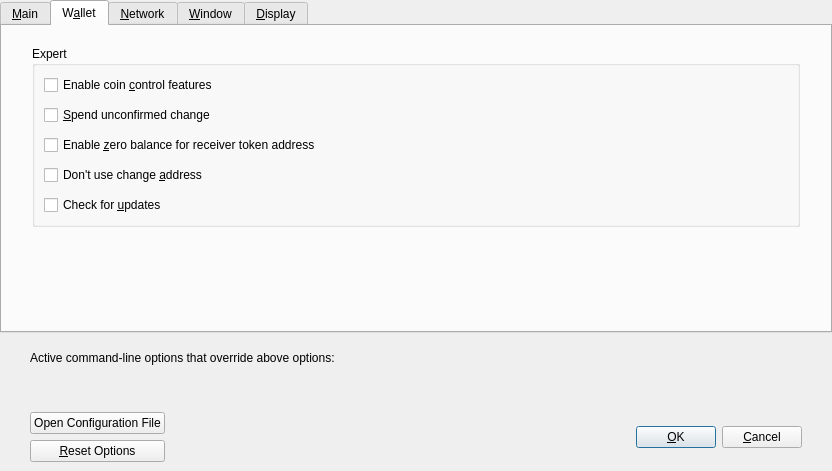
First picture: the form in src/qt/forms/optionsdialog.ui, repository FantasyGold/FantasyGold-Core, before the edit.
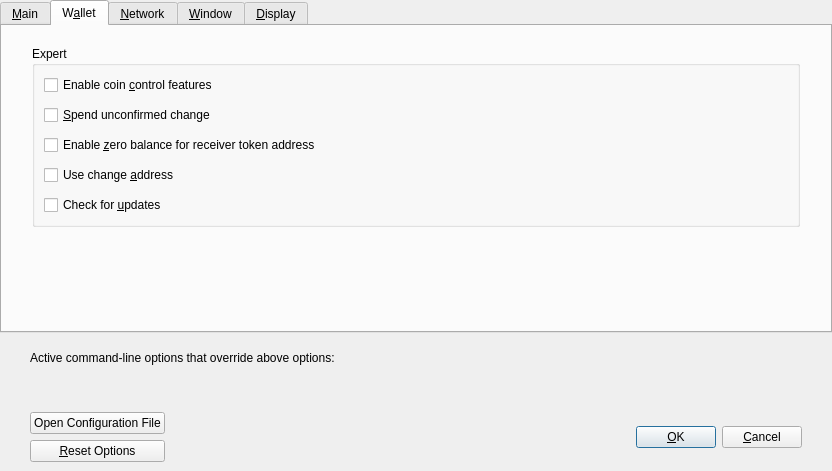
Second picture: the form after the edit. The open tabs and pages were chosen to show the change. Custom widgets are drawn as their Qt base class.

Commit message: Added evmjit, pos update for dup block and change address

Patch:
```diff
--- a/src/qt/forms/optionsdialog.ui
+++ b/src/qt/forms/optionsdialog.ui
@@ -332,7 +332,7 @@
           <item>
            <widget class="QCheckBox" name="notUseChangeAddress">
             <property name="text">
-             <string>Don't use change &amp;address</string>
+             <string>Use change &amp;address</string>
             </property>
            </widget>
           </item>
```
Left out of the diff: 2 changed lines with no effect on the pictures. The commit also changes 82 other files.
